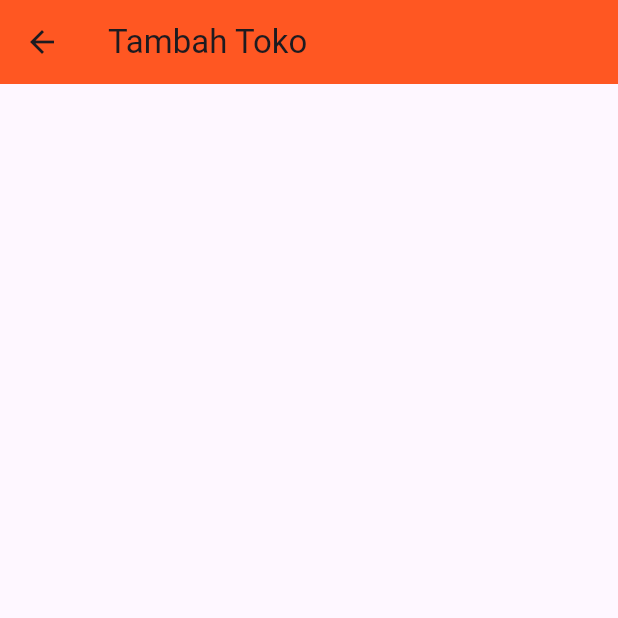
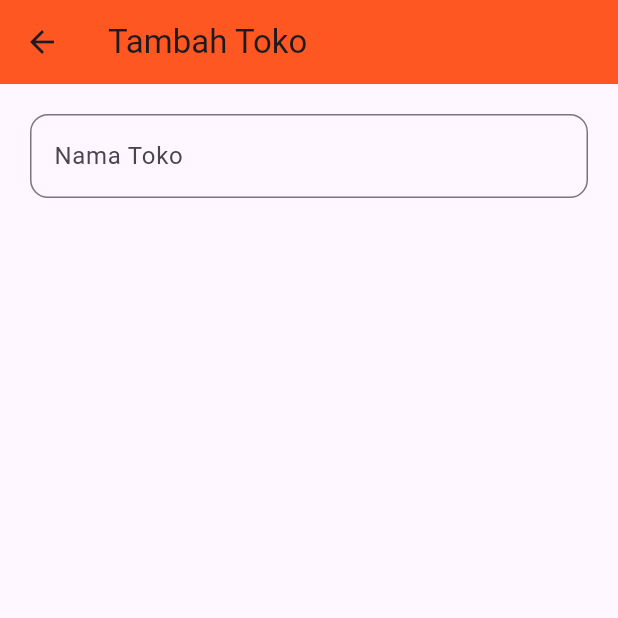
Before and after one commit to ricco-arisdy/tesucp, a Flutter app: the TambahToko screen opened directly, on a phone screen of 412 x 824 dp, the top half of it. Run offline on Flutter 3.47's test engine with Material 3 defaults, Android fonts, the phone set to English and light mode, and no system bars; network calls fail.

Commit message:
Menambahkan validasi input dan field 'Nama Toko' pada form

```diff
--- a/lib/HalamanToko.dart
+++ b/lib/HalamanToko.dart
@@ -30,6 +30,27 @@ class _TambahTokoState extends State<TambahToko> {
         title: Text('Tambah Toko'),
         backgroundColor: Colors.deepOrange,
       ),
+      body: Form(
+        key: formKey,
+        child: Container(
+            padding: EdgeInsets.all(20),
+            child: Column(children: [
+              TextFormField(
+                controller: nama_toko,
+                decoration: InputDecoration(
+                  hintText: 'Nama Toko',
+                  border: OutlineInputBorder(
+                    borderRadius: BorderRadius.circular(12),
+                  ),
+                ),
+                validator: (value) {
+                  if (value!.isEmpty) {
+                    return "Nama toko tidak boleh kosong!";
+                  }
+                },
+              )
+            ])),
+      ),
     );
   }
 }
```
